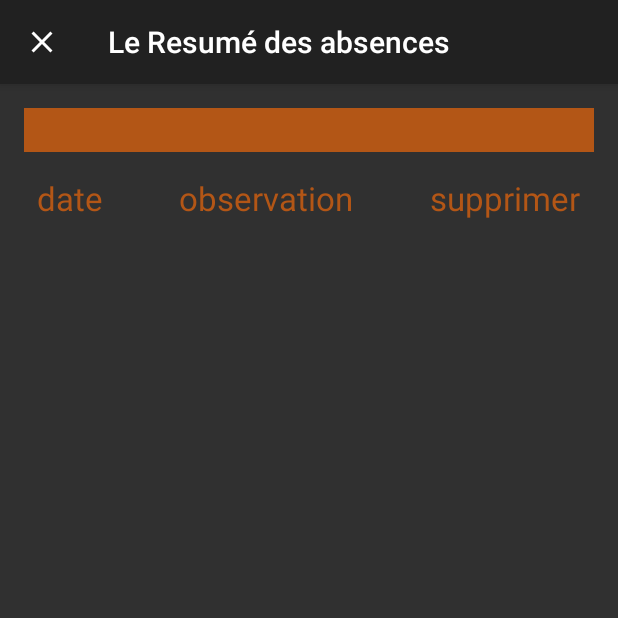
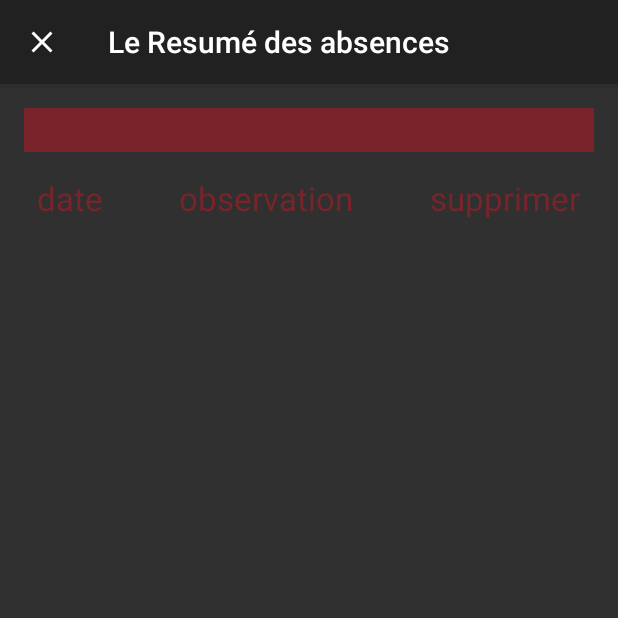
Before and after one commit to AKHACHKHOUCH/DeveloppementMobile2020, an Android app: the AbsencesActivity screen opened directly, with no data from a screen before it, on a phone screen of 412 x 824 dp, the top half of it. Run offline under Robolectric (Android 15) with nearby library versions, the phone set to English and light mode, and no system bars; our stand-ins replace Room's generated code.

Commit message:
la version finale

```diff
--- a/mini-projet-mobile/app/src/main/res/values/colors.xml
+++ b/mini-projet-mobile/app/src/main/res/values/colors.xml
@@ -1,9 +1,9 @@
 <?xml version="1.0" encoding="utf-8"?>
 <resources>
-    <color name="colorPrimary">#451405</color>
-    <color name="colorPrimaryDark">#B35616</color>
-    <color name="colorAccent">#ABD9ED</color>
-    <color name="red">#DD0A0A</color>
+    <color name="colorPrimary">#452105</color>
+    <color name="colorPrimaryDark">#78242a</color>
+    <color name="colorAccent">#a3b8c2</color>
+    <color name="red">#84d9b3</color>
     <color name="white">#FFFFFF</color>
-    <color name="ic_launcher_background">#000000</color>
+    <color name="ic_launcher_background">#615252</color>
 </resources>
```
